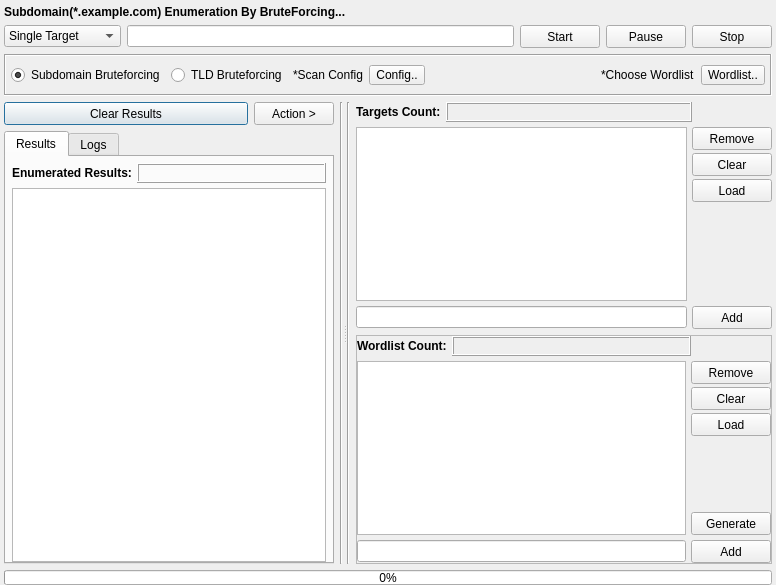
Qt form gui/src/engines/brute/Brute.ui (3nock/OTE) before a commit.
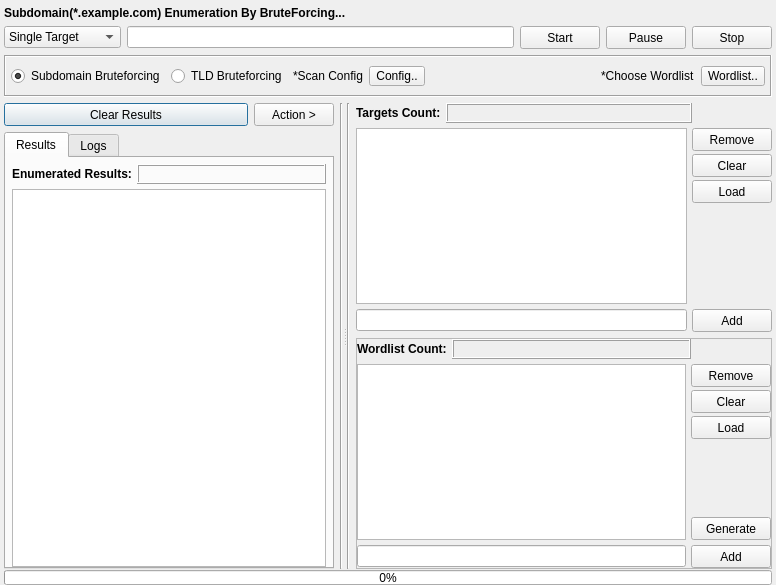
The same form after that commit.

Diff of the .ui file:
```diff
--- a/gui/src/engines/brute/Brute.ui
+++ b/gui/src/engines/brute/Brute.ui
@@ -16,24 +16,19 @@
   <property name="styleSheet">
    <string notr="true"/>
   </property>
-  <layout class="QVBoxLayout" name="verticalLayout_8">
-   <property name="spacing">
-    <number>6</number>
-   </property>
-   <property name="leftMargin">
-    <number>4</number>
-   </property>
-   <property name="topMargin">
-    <number>5</number>
-   </property>
-   <property name="rightMargin">
-    <number>4</number>
-   </property>
-   <property name="bottomMargin">
-    <number>0</number>
-   </property>
-   <item>
     <layout class="QVBoxLayout" name="verticalLayout_2">
+   <property name="leftMargin">
+    <number>4</number>
+   </property>
+   <property name="topMargin">
+    <number>6</number>
+   </property>
+   <property name="rightMargin">
+    <number>4</number>
+   </property>
+   <property name="bottomMargin">
+    <number>0</number>
+   </property>
      <item>
       <widget class="QLabel" name="label_mainTitle">
        <property name="sizePolicy">
@@ -56,15 +51,8 @@
        </property>
       </widget>
      </item>
-    </layout>
-   </item>
    <item>
-    <layout class="QHBoxLayout" name="horizontalLayout_6"/>
-   </item>
-   <item>
-    <layout class="QVBoxLayout" name="verticalLayout_23">
-     <item>
-      <layout class="QHBoxLayout" name="horizontalLayout_24">
+    <layout class="QHBoxLayout" name="horizontalLayout_6">
        <item>
         <widget class="QComboBox" name="comboBox_target">
          <property name="sizePolicy">
@@ -172,10 +160,6 @@
        </item>
       </layout>
      </item>
-    </layout>
-   </item>
-   <item>
-    <layout class="QVBoxLayout" name="verticalLayout">
      <item>
       <widget class="QFrame" name="frame">
        <property name="sizePolicy">
@@ -300,8 +284,11 @@
        </layout>
       </widget>
      </item>
-    </layout>
-   </item>
+   <item>
+    <layout class="QVBoxLayout" name="verticalLayout">
+     <property name="spacing">
+      <number>1</number>
+     </property>
    <item>
     <widget class="QSplitter" name="splitter">
      <property name="orientation">
@@ -1179,6 +1166,8 @@
       <number>0</number>
      </property>
     </widget>
+     </item>
+    </layout>
    </item>
   </layout>
  </widget>
```
Lines whose indentation alone changed are shown as unchanged.
